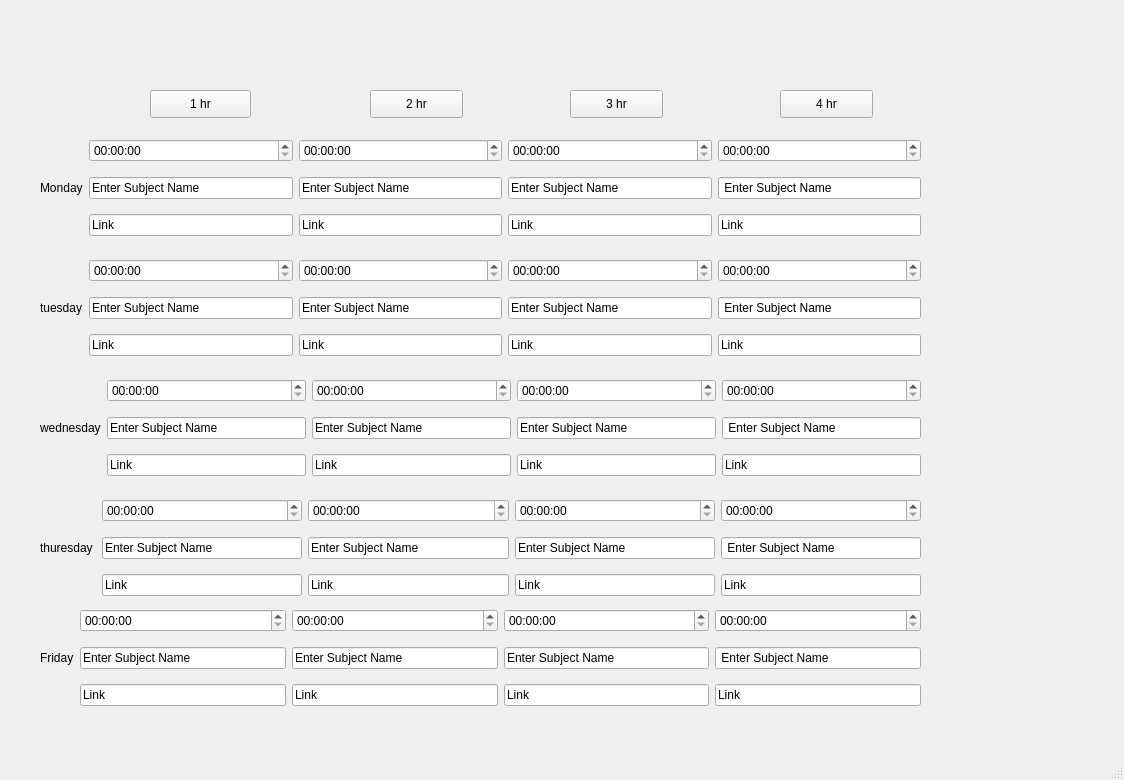
First picture: the form in first/mainwindow.ui, repository Devikarb/TIME4CLASS, before the edit.
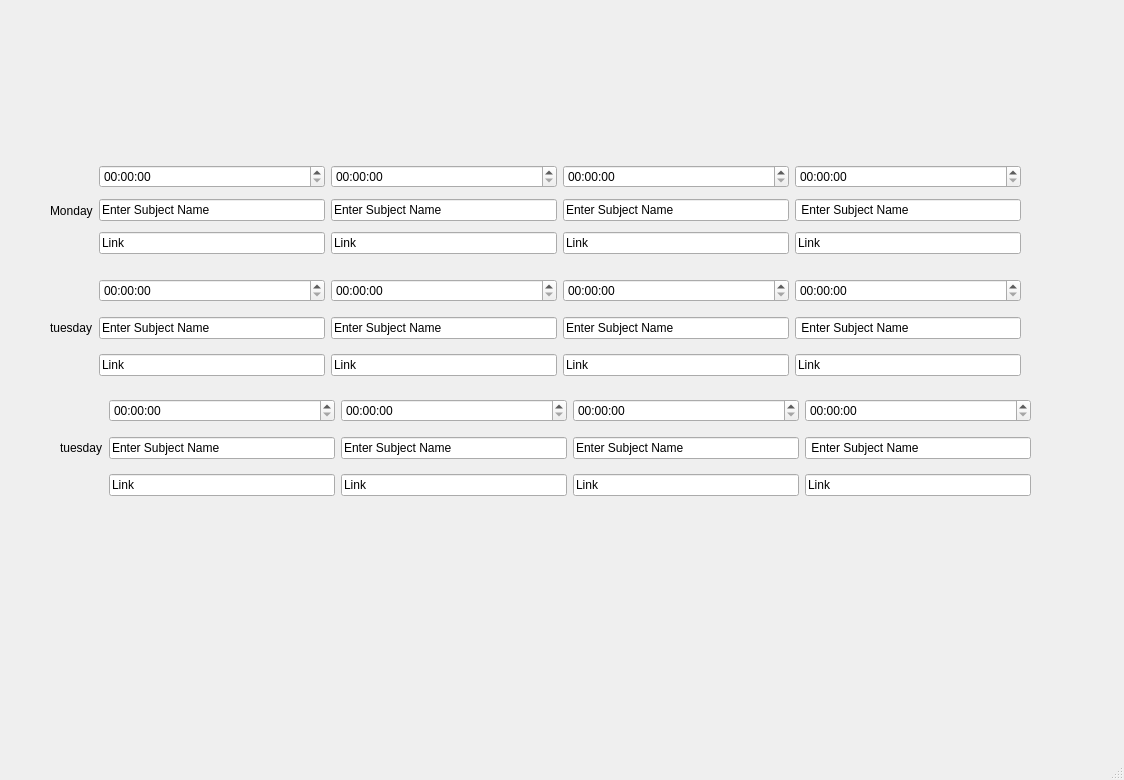
Second picture: the form after the edit.

Diff of the .ui file:
```diff
--- a/first/mainwindow.ui
+++ b/first/mainwindow.ui
@@ -17,10 +17,10 @@
    <widget class="QWidget" name="horizontalLayoutWidget">
     <property name="geometry">
      <rect>
-      <x>40</x>
-      <y>130</y>
-      <width>881</width>
-      <height>115</height>
+      <x>50</x>
+      <y>160</y>
+      <width>971</width>
+      <height>101</height>
      </rect>
     </property>
     <layout class="QHBoxLayout" name="horizontalLayout">
@@ -32,19 +32,9 @@
       </widget>
      </item>
      <item>
-      <layout class="QGridLayout" name="gridLayout_7">
-       <item row="0" column="0">
-        <widget class="QTimeEdit" name="timeEditMon1"/>
-       </item>
-       <item row="1" column="0">
-        <widget class="QLineEdit" name="lineEditmon">
-         <property name="text">
-          <string>Enter Subject Name</string>
-         </property>
-        </widget>
-       </item>
+      <layout class="QGridLayout" name="gridLayout_1">
        <item row="2" column="0">
-        <widget class="QLineEdit" name="monLink1">
+        <widget class="QLineEdit" name="MonLink_1">
          <property name="accessibleName">
           <string>link</string>
          </property>
@@ -53,22 +43,32 @@
          </property>
         </widget>
        </item>
+       <item row="0" column="0">
+        <widget class="QTimeEdit" name="MonTime_1"/>
+       </item>
+       <item row="1" column="0">
+        <widget class="QLineEdit" name="MonSub_1">
+         <property name="text">
+          <string>Enter Subject Name</string>
+         </property>
+        </widget>
+       </item>
       </layout>
      </item>
      <item>
-      <layout class="QGridLayout" name="gridLayout_5">
+      <layout class="QGridLayout" name="gridLayout_2">
        <item row="0" column="0">
-        <widget class="QTimeEdit" name="timeEditMon2"/>
+        <widget class="QTimeEdit" name="MonTime_2"/>
        </item>
        <item row="2" column="0">
-        <widget class="QLineEdit" name="lineEditmon_2">
+        <widget class="QLineEdit" name="MonLink_2">
          <property name="text">
           <string>Link</string>
          </property>
         </widget>
        </item>
        <item row="1" column="0">
-        <widget class="QLineEdit" name="lineEdit_2">
+        <widget class="QLineEdit" name="MonSub_2">
          <property name="text">
           <string>Enter Subject Name</string>
          </property>
@@ -78,6 +78,13 @@
      </item>
      <item>
       <layout class="QGridLayout" name="gridLayout_3">
+       <item row="1" column="0">
+        <widget class="QLineEdit" name="MonSub_3">
+         <property name="text">
+          <string>Enter Subject Name</string>
+         </property>
+        </widget>
+       </item>
        <item row="0" column="0">
         <widget class="QTimeEdit" name="timeEditMon3"/>
        </item>
@@ -88,13 +95,6 @@
          </property>
         </widget>
        </item>
-       <item row="1" column="0">
-        <widget class="QLineEdit" name="lineEdit_3">
-         <property name="text">
-          <string>Enter Subject Name</string>
-         </property>
-        </widget>
-       </item>
       </layout>
      </item>
      <item>
@@ -123,64 +123,12 @@
      </item>
     </layout>
    </widget>
-   <widget class="QPushButton" name="pushButton">
-    <property name="geometry">
-     <rect>
-      <x>150</x>
-      <y>90</y>
-      <width>101</width>
-      <height>28</height>
-     </rect>
-    </property>
-    <property name="text">
-     <string>1 hr</string>
-    </property>
-   </widget>
-   <widget class="QPushButton" name="pushButton_2">
-    <property name="geometry">
-     <rect>
-      <x>780</x>
-      <y>90</y>
-      <width>93</width>
-      <height>28</height>
-     </rect>
-    </property>
-    <property name="text">
-     <string>4 hr</string>
-    </property>
-   </widget>
-   <widget class="QPushButton" name="pushButton_9">
-    <property name="geometry">
-     <rect>
-      <x>370</x>
-      <y>90</y>
-      <width>93</width>
-      <height>28</height>
-     </rect>
-    </property>
-    <property name="text">
-     <string>2 hr</string>
-    </property>
-   </widget>
-   <widget class="QPushButton" name="pushButton_10">
-    <property name="geometry">
-     <rect>
-      <x>570</x>
-      <y>90</y>
-      <width>93</width>
-      <height>28</height>
-     </rect>
-    </property>
-    <property name="text">
-     <string>3 hr</string>
-    </property>
-   </widget>
    <widget class="QWidget" name="horizontalLayoutWidget_2">
     <property name="geometry">
      <rect>
-      <x>40</x>
-      <y>250</y>
-      <width>881</width>
+      <x>50</x>
+      <y>270</y>
+      <width>971</width>
       <height>115</height>
      </rect>
     </property>
@@ -287,9 +235,9 @@
    <widget class="QWidget" name="horizontalLayoutWidget_3">
     <property name="geometry">
      <rect>
-      <x>40</x>
-      <y>490</y>
-      <width>881</width>
+      <x>60</x>
+      <y>390</y>
+      <width>971</width>
       <height>115</height>
      </rect>
     </property>
@@ -297,7 +245,7 @@
      <item>
       <widget class="QLabel" name="label_3">
        <property name="text">
-        <string>thuresday </string>
+        <string>tuesday</string>
        </property>
       </widget>
      </item>
@@ -347,12 +295,12 @@
       </layout>
      </item>
      <item>
-      <layout class="QGridLayout" name="gridLayout_8">
+      <layout class="QGridLayout" name="gridLayout_5">
        <item row="0" column="0">
         <widget class="QTimeEdit" name="timeEditMon3_3"/>
        </item>
        <item row="2" column="0">
-        <widget class="QLineEdit" name="lineEditmon_11">
+        <widget class="QLineEdit" name="tuelink3_2">
          <property name="text">
           <string>Link</string>
          </property>
@@ -393,224 +341,6 @@
      </item>
     </layout>
    </widget>
-   <widget class="QWidget" name="horizontalLayoutWidget_4">
-    <property name="geometry">
-     <rect>
-      <x>40</x>
-      <y>370</y>
-      <width>881</width>
-      <height>115</height>
-     </rect>
-    </property>
-    <layout class="QHBoxLayout" name="horizontalLayout_2">
-     <item>
-      <widget class="QLabel" name="label_4">
-       <property name="text">
-        <string>wednesday</string>
-       </property>
-      </widget>
-     </item>
-     <item>
-      <layout class="QGridLayout" name="gridLayout_9">
-       <item row="0" column="0">
-        <widget class="QTimeEdit" name="timeEditMon1_4"/>
-       </item>
-       <item row="1" column="0">
-        <widget class="QLineEdit" name="lineEditmon_13">
-         <property name="text">
-          <string>Enter Subject Name</string>
-         </property>
-        </widget>
-       </item>
-       <item row="2" column="0">
-        <widget class="QLineEdit" name="monLink1_4">
-         <property name="accessibleName">
-          <string>link</string>
-         </property>
-         <property name="text">
-          <string>Link</string>
-         </property>
-        </widget>
-       </item>
-      </layout>
-     </item>
-     <item>
-      <layout class="QGridLayout" name="gridLayout_10">
-       <item row="0" column="0">
-        <widget class="QTimeEdit" name="timeEditMon2_4"/>
-       </item>
-       <item row="2" column="0">
-        <widget class="QLineEdit" name="lineEditmon_14">
-         <property name="text">
-          <string>Link</string>
-         </property>
-        </widget>
-       </item>
-       <item row="1" column="0">
-        <widget class="QLineEdit" name="lineEdit_11">
-         <property name="text">
-          <string>Enter Subject Name</string>
-         </property>
-        </widget>
-       </item>
-      </layout>
-     </item>
-     <item>
-      <layout class="QGridLayout" name="gridLayout_11">
-       <item row="0" column="0">
-        <widget class="QTimeEdit" name="timeEditMon3_4"/>
-       </item>
-       <item row="2" column="0">
-        <widget class="QLineEdit" name="lineEditmon_15">
-         <property name="text">
-          <string>Link</string>
-         </property>
-        </widget>
-       </item>
-       <item row="1" column="0">
-        <widget class="QLineEdit" name="lineEdit_12">
-         <property name="text">
-          <string>Enter Subject Name</string>
-         </property>
-        </widget>
-       </item>
-      </layout>
-     </item>
-     <item>
-      <layout class="QGridLayout" name="gridLayout_18">
-       <item row="0" column="0">
-        <widget class="QTimeEdit" name="timeEditMon4_4"/>
-       </item>
-       <item row="2" column="0">
-        <widget class="QLineEdit" name="lineEditmon_16">
-         <property name="text">
-          <string>Link</string>
-         </property>
-        </widget>
-       </item>
-       <item row="1" column="0">
-        <widget class="QLineEdit" name="lineEdit_13">
-         <property name="inputMask">
-          <string/>
-         </property>
-         <property name="text">
-          <string> Enter Subject Name</string>
-         </property>
-        </widget>
-       </item>
-      </layout>
-     </item>
-    </layout>
-   </widget>
-   <widget class="QWidget" name="horizontalLayoutWidget_5">
-    <property name="geometry">
-     <rect>
-      <x>40</x>
-      <y>600</y>
-      <width>881</width>
-      <height>115</height>
-     </rect>
-    </property>
-    <layout class="QHBoxLayout" name="horizontalLayout_5">
-     <item>
-      <widget class="QLabel" name="label_5">
-       <property name="text">
-        <string>Friday</string>
-       </property>
-      </widget>
-     </item>
-     <item>
-      <layout class="QGridLayout" name="gridLayout_19">
-       <item row="0" column="0">
-        <widget class="QTimeEdit" name="timeEditMon1_5"/>
-       </item>
-       <item row="1" column="0">
-        <widget class="QLineEdit" name="lineEditmon_17">
-         <property name="text">
-          <string>Enter Subject Name</string>
-         </property>
-        </widget>
-       </item>
-       <item row="2" column="0">
-        <widget class="QLineEdit" name="monLink1_5">
-         <property name="accessibleName">
-          <string>link</string>
-         </property>
-         <property name="text">
-          <string>Link</string>
-         </property>
-        </widget>
-       </item>
-      </layout>
-     </item>
-     <item>
-      <layout class="QGridLayout" name="gridLayout_20">
-       <item row="0" column="0">
-        <widget class="QTimeEdit" name="timeEditMon2_5"/>
-       </item>
-       <item row="2" column="0">
-        <widget class="QLineEdit" name="lineEditmon_18">
-         <property name="text">
-          <string>Link</string>
-         </property>
-        </widget>
-       </item>
-       <item row="1" column="0">
-        <widget class="QLineEdit" name="lineEdit_14">
-         <property name="text">
-          <string>Enter Subject Name</string>
-         </property>
-        </widget>
-       </item>
-      </layout>
-     </item>
-     <item>
-      <layout class="QGridLayout" name="gridLayout_21">
-       <item row="0" column="0">
-        <widget class="QTimeEdit" name="timeEditMon3_5"/>
-       </item>
-       <item row="2" column="0">
-        <widget class="QLineEdit" name="lineEditmon_19">
-         <property name="text">
-          <string>Link</string>
-         </property>
-        </widget>
-       </item>
-       <item row="1" column="0">
-        <widget class="QLineEdit" name="lineEdit_15">
-         <property name="text">
-          <string>Enter Subject Name</string>
-         </property>
-        </widget>
-       </item>
-      </layout>
-     </item>
-     <item>
-      <layout class="QGridLayout" name="gridLayout_22">
-       <item row="0" column="0">
-        <widget class="QTimeEdit" name="timeEditMon4_5"/>
-       </item>
-       <item row="2" column="0">
-        <widget class="QLineEdit" name="lineEditmon_20">
-         <property name="text">
-          <string>Link</string>
-         </property>
-        </widget>
-       </item>
-       <item row="1" column="0">
-        <widget class="QLineEdit" name="lineEdit_16">
-         <property name="inputMask">
-          <string/>
-         </property>
-         <property name="text">
-          <string> Enter Subject Name</string>
-         </property>
-        </widget>
-       </item>
-      </layout>
-     </item>
-    </layout>
-   </widget>
   </widget>
   <widget class="QMenuBar" name="menubar">
    <property name="geometry">
```
Left out of the diff: 18 changed lines with no effect on the pictures.
